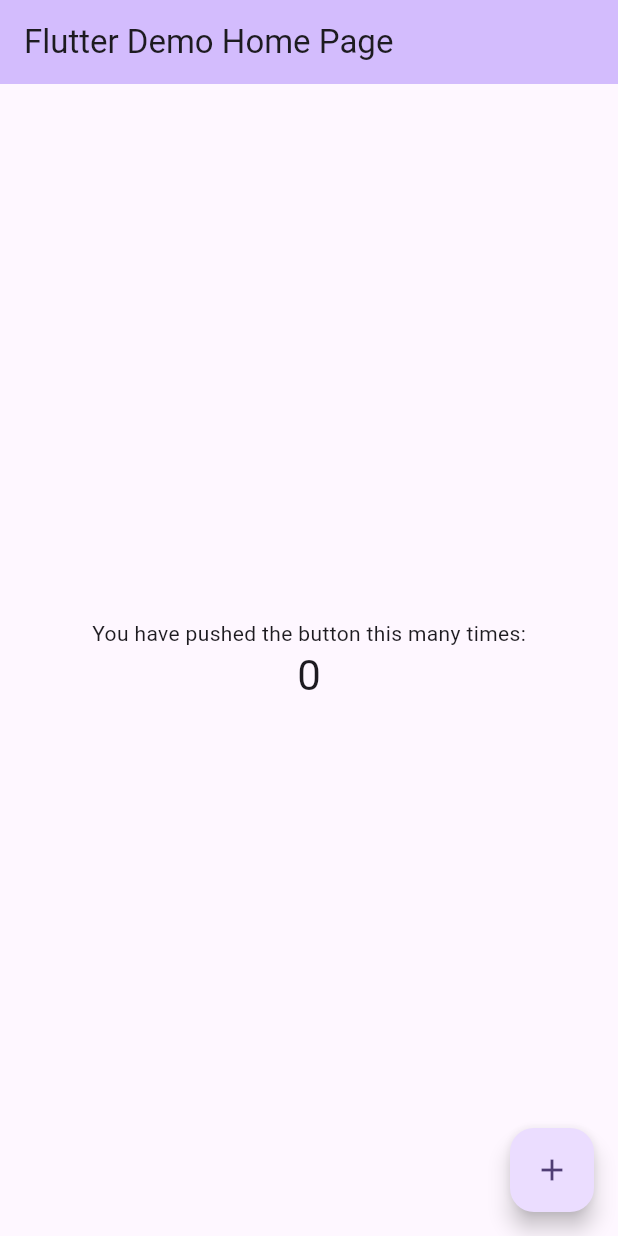
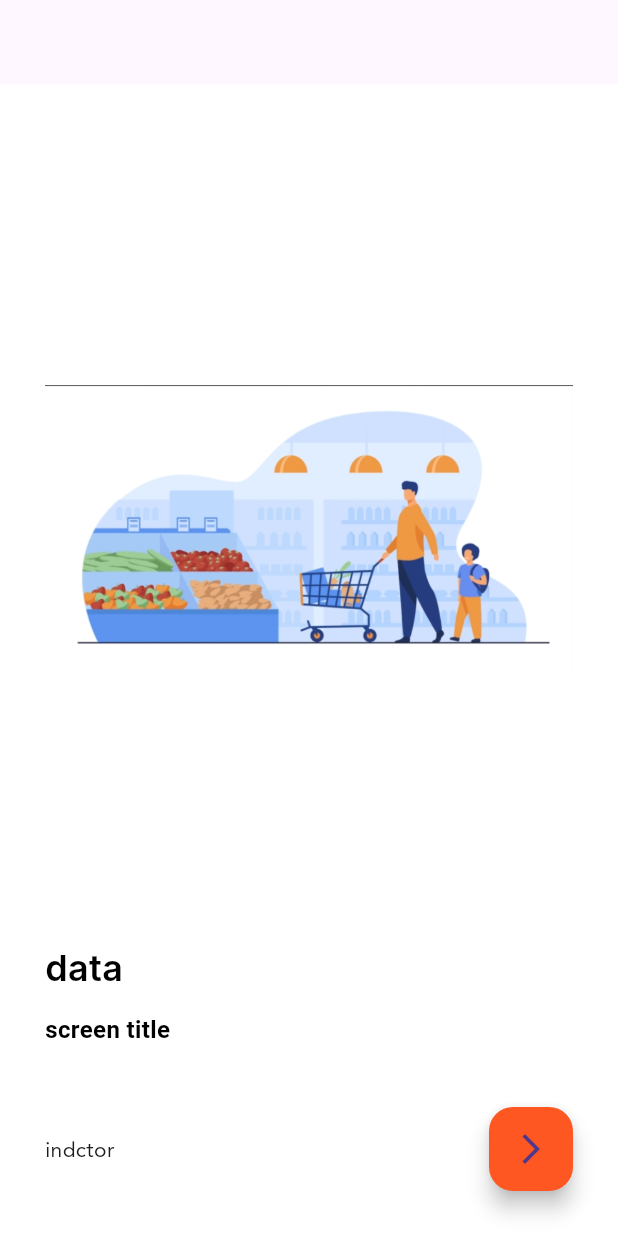
Before and after one commit to Mina8496/shop_app, a Flutter app: the screen it shows after launch, on a phone screen of 412 x 824 dp. Run offline on Flutter 3.47's test engine with Material 3 defaults, Android fonts, the phone set to English and light mode, and no system bars; our stand-ins replace hexcolor; Roboto replaces fonts that are missing (Cairo, Inter).

Commit message:
feat: add initial onboarding screen
- Replace the default counter screen with onboarding as the app's home page
- Add a three-page onboarding layout with an image and text content
- Add light and dark theme definitions, shared colors, and text styles
- Register the onboarding image and Janna font assets
- Add the hexcolor dependency

```diff
--- /dev/null
+++ b/lib/core/theme/themes.dart
@@ -0,0 +1,76 @@
+import 'package:flutter/material.dart';
+import 'package:flutter/services.dart';
+import 'package:hexcolor/hexcolor.dart';
+
+ThemeData lightTheme = ThemeData(
+  primarySwatch: Colors.deepOrange,
+  scaffoldBackgroundColor: Colors.white,
+  appBarTheme: AppBarTheme(
+    systemOverlayStyle: SystemUiOverlayStyle(
+      statusBarColor: Colors.white,
+      statusBarIconBrightness: Brightness.dark,
+    ),
+
+    titleTextStyle: TextStyle(
+      color: Colors.black,
+      fontSize: 20.0,
+      fontWeight: FontWeight.bold,
+    ),
+    iconTheme: IconThemeData(color: Colors.black),
+  ),
+  floatingActionButtonTheme: FloatingActionButtonThemeData(
+    backgroundColor: Colors.deepOrange,
+  ),
+  bottomNavigationBarTheme: BottomNavigationBarThemeData(
+    type: BottomNavigationBarType.fixed,
+    selectedItemColor: Colors.deepOrange,
+    elevation: 20.0,
+    unselectedItemColor: Colors.grey,
+    backgroundColor: Colors.white,
+  ),
+  textTheme: TextTheme(
+    bodySmall: TextStyle(
+      fontSize: 18.0,
+      fontWeight: FontWeight.w600,
+      color: Colors.black,
+    ),
+  ),
+  fontFamily: 'Janna-LT-Regular',
+);
+
+ThemeData darkTheme = ThemeData(
+  primarySwatch: Colors.deepOrange,
+  scaffoldBackgroundColor: HexColor('333739'),
+  appBarTheme: AppBarTheme(
+    systemOverlayStyle: SystemUiOverlayStyle(
+      statusBarColor: HexColor('333739'),
+      statusBarIconBrightness: Brightness.light,
+    ),
+    backgroundColor: HexColor('333739'),
+    elevation: 0.0,
+    titleTextStyle: TextStyle(
+      color: Colors.white,
+      fontSize: 20.0,
+      fontWeight: FontWeight.bold,
+    ),
+    iconTheme: IconThemeData(color: Colors.white),
+  ),
+  floatingActionButtonTheme: FloatingActionButtonThemeData(
+    backgroundColor: Colors.deepOrange,
+  ),
+  bottomNavigationBarTheme: BottomNavigationBarThemeData(
+    type: BottomNavigationBarType.fixed,
+    selectedItemColor: Colors.deepOrange,
+    elevation: 20.0,
+    unselectedItemColor: Colors.grey,
+    backgroundColor: HexColor('333739'),
+  ),
+  textTheme: TextTheme(
+    bodySmall: TextStyle(
+      fontSize: 18.0,
+      fontWeight: FontWeight.w600,
+      color: Colors.white,
+    ),
+  ),
+  fontFamily: 'Janna-LT-Regular',
+);
--- /dev/null
+++ b/lib/core/utils/color_palette.dart
@@ -0,0 +1,28 @@
+import 'package:flutter/material.dart';
+
+class ColorPalette {
+  ColorPalette._();
+
+  static const kPrimaryColor = Color(
+    0xFF3DBE94,
+  ); // fresh mint-teal (was 7ECF74)
+  static const kkPrimaryGreen = Color(
+    0xFF0F4D3A,
+  ); // deep forest-teal (was 1F4E20)
+  static const kGreen = Color(0xFF5E8C7B); // (was 6B8F6A)
+  static const kSecondaryGreen = Color(
+    0xFF1F8A63,
+  ); // emerald, theme seed (was 4CAF50)
+  static const kBorder = Color(0xFF35574B); // (was 3D5A3C)
+  static const kSuccess = Color(0xFF4CAF50); // unchanged, semantic "success"
+  static const kLightGreen = Color(0xFF7FD6B5); // soft mint (was 8BC34A)
+  static const kcardGreen = Color(0xFF3F5F53); // (was 4A6449)
+  static const kSGreen = Color(0xFFAAAAAA);
+  static const kWhiteColor = Colors.white;
+  static const kBlackColor = Colors.black;
+  static const kPrimaryBlue = Colors.blue;
+  static const kLightRed = Color(0xFFEF5350);
+  static const kPrimaryGray = Colors.grey;
+  static Color kgrey300 = Colors.grey.shade300;
+  static Color kgrey200 = Colors.grey.shade200;
+}
--- /dev/null
+++ b/lib/core/utils/styles.dart
@@ -0,0 +1,76 @@
+import 'package:flutter/material.dart';
+
+abstract class Styles {
+  static TextStyle style12 = const TextStyle(
+    color: Colors.black,
+    fontSize: 12,
+    fontFamily: 'Cairo',
+  );
+
+  static TextStyle style14 = const TextStyle(
+    color: Colors.black,
+    fontSize: 14,
+    fontFamily: 'Cairo',
+  );
+
+  static TextStyle styleBold16 = TextStyle(
+    color: Colors.black,
+    fontSize: 16,
+    fontWeight: FontWeight.bold,
+    fontFamily: 'Cairo',
+  );
+
+  static TextStyle styleNormal18 = TextStyle(
+    color: Colors.black,
+    fontSize: 18,
+    fontFamily: 'Inter',
+    fontWeight: FontWeight.w400,
+    height: 0,
+  );
+
+  static TextStyle styleSemibold18 = TextStyle(
+    color: Colors.black,
+    fontSize: 18,
+    fontFamily: 'Inter',
+    fontWeight: FontWeight.w600,
+    height: 0,
+  );
+
+  static TextStyle styleSemibold20 = TextStyle(
+    color: Colors.black.withValues(alpha: 0.8),
+    fontSize: 20,
+    fontFamily: 'Inter',
+    fontWeight: FontWeight.w600,
+    height: 0,
+  );
+
+  static TextStyle styleSemibold22 = TextStyle(
+    color: Colors.black,
+    fontSize: 22,
+    fontFamily: 'Inter',
+    fontWeight: FontWeight.w600,
+    height: 0,
+  );
+  static TextStyle styleSemibold24 = TextStyle(
+    color: Colors.black,
+    fontSize: 24,
+    fontFamily: 'Inter',
+    fontWeight: FontWeight.w600,
+    height: 0,
+  );
+
+  static TextStyle stylewMedium25 = TextStyle(
+    color: Colors.black,
+    fontSize: 25,
+    fontFamily: 'Inter',
+    fontWeight: FontWeight.w500,
+    height: 0,
+  );
+
+  static TextStyle stylebold26 = TextStyle(
+    color: Colors.black,
+    fontSize: 26,
+    fontWeight: FontWeight.bold,
+    fontFamily: 'Cairo',
+  );
+}
--- /dev/null
+++ b/lib/feature/on_boarding/presentation/page/on_boarding_page.dart
@@ -0,0 +1,37 @@
+import 'package:flutter/material.dart';
+import 'package:shop_app/feature/on_boarding/presentation/page/widget/build_boarding_item.dart';
+
+class OnBoardingPage extends StatelessWidget {
+  const OnBoardingPage({super.key});
+
+  @override
+  Widget build(BuildContext context) {
+    return Scaffold(
+      appBar: AppBar(),
+      body: Padding(
+        padding: const EdgeInsets.all(30.0),
+        child: Column(
+          children: [
+            Expanded(
+              child: PageView.builder(
+                itemBuilder: (context, index) => BuildBoardingItem(),
+                itemCount: 3,
+              ),
+            ),
+            SizedBox(height: 40),
+            Row(
+              children: [
+                Text('indctor'),
+                Spacer(),
+                FloatingActionButton(
+                  onPressed: () {},
+                  child: Icon(Icons.arrow_forward_ios),
+                ),
+              ],
+            ),
+          ],
+        ),
+      ),
+    );
+  }
+}
--- /dev/null
+++ b/lib/feature/on_boarding/presentation/page/widget/build_boarding_item.dart
@@ -0,0 +1,24 @@
+import 'package:flutter/material.dart';
+import 'package:shop_app/core/utils/styles.dart';
+
+class BuildBoardingItem extends StatelessWidget {
+  const BuildBoardingItem({
+    super.key,
+  });
+
+  @override
+  Widget build(BuildContext context) {
+    return Column(
+      crossAxisAlignment: CrossAxisAlignment.start,
+      children: [
+        Expanded(
+          child: Image(image: AssetImage('assets/images/onBoarding.png')),
+        ),
+        SizedBox(height: 15),
+        Text('data', style: Styles.styleSemibold24),
+        SizedBox(height: 15),
+        Text('screen title', style: Styles.styleBold16),
+      ],
+    );
+  }
+}
--- a/lib/main.dart
+++ b/lib/main.dart
@@ -1,4 +1,6 @@
 import 'package:flutter/material.dart';
+import 'package:shop_app/core/theme/themes.dart';
+import 'package:shop_app/feature/on_boarding/presentation/page/on_boarding_page.dart';
 
 void main() {
   runApp(const MyApp());
@@ -10,113 +12,6 @@ class MyApp extends StatelessWidget {
   // This widget is the root of your application.
   @override
   Widget build(BuildContext context) {
-    return MaterialApp(
-      title: 'Flutter Demo',
-      theme: ThemeData(
-        // This is the theme of your application.
-        //
-        // TRY THIS: Try running your application with "flutter run". You'll see
-        // the application has a purple toolbar. Then, without quitting the app,
-        // try changing the seedColor in the colorScheme below to Colors.green
-        // and then invoke "hot reload" (save your changes or press the "hot
-        // reload" button in a Flutter-supported IDE, or press "r" if you used
-        // the command line to start the app).
-        //
-        // Notice that the counter didn't reset back to zero; the application
-        // state is not lost during the reload. To reset the state, use hot
-        // restart instead.
-        //
-        // This works for code too, not just values: Most code changes can be
-        // tested with just a hot reload.
-        colorScheme: .fromSeed(seedColor: Colors.deepPurple),
-      ),
-      home: const MyHomePage(title: 'Flutter Demo Home Page'),
-    );
+    return MaterialApp(theme: lightTheme, home: const OnBoardingPage());
   }
 }
-
-class MyHomePage extends StatefulWidget {
-  const MyHomePage({super.key, required this.title});
-
-  // This widget is the home page of your application. It is stateful, meaning
-  // that it has a State object (defined below) that contains fields that affect
-  // how it looks.
-
-  // This class is the configuration for the state. It holds the values (in this
-  // case the title) provided by the parent (in this case the App widget) and
-  // used by the build method of the State. Fields in a Widget subclass are
-  // always marked "final".
-
-  final String title;
-
-  @override
-  State<MyHomePage> createState() => _MyHomePageState();
-}
-
-class _MyHomePageState extends State<MyHomePage> {
-  int _counter = 0;
-
-  void _incrementCounter() {
-    setState(() {
-      // This call to setState tells the Flutter framework that something has
-      // changed in this State, which causes it to rerun the build method below
-      // so that the display can reflect the updated values. If we changed
-      // _counter without calling setState(), then the build method would not be
-      // called again, and so nothing would appear to happen.
-      _counter++;
-    });
-  }
-
-  @override
-  Widget build(BuildContext context) {
-    // This method is rerun every time setState is called, for instance as done
-    // by the _incrementCounter method above.
-    //
-    // The Flutter framework has been optimized to make rerunning build methods
-    // fast, so that you can just rebuild anything that needs updating rather
-    // than having to individually change instances of widgets.
-    return Scaffold(
-      appBar: AppBar(
-        // TRY THIS: Try changing the color here to a specific color (to
-        // Colors.amber, perhaps?) and trigger a hot reload to see the AppBar
-        // change color while the other colors stay the same.
-        backgroundColor: Theme.of(context).colorScheme.inversePrimary,
-        // Here we take the value from the MyHomePage object that was created by
-        // the App.build method, and use it to set our appbar title.
-        title: Text(widget.title),
-      ),
-      body: Center(
-        // Center is a layout widget. It takes a single child and positions it
-        // in the middle of the parent.
-        child: Column(
-          // Column is also a layout widget. It takes a list of children and
-          // arranges them vertically. By default, it sizes itself to fit its
-          // children horizontally, and tries to be as tall as its parent.
-          //
-          // Column has various properties to control how it sizes itself and
-          // how it positions its children. Here we use mainAxisAlignment to
-          // center the children vertically; the main axis here is the vertical
-          // axis because Columns are vertical (the cross axis would be
-          // horizontal).
-          //
-          // TRY THIS: Invoke "debug painting" (choose the "Toggle Debug Paint"
-          // action in the IDE, or press "p" in the console), to see the
-          // wireframe for each widget.
-          mainAxisAlignment: .center,
-          children: [
-            const Text('You have pushed the button this many times:'),
-            Text(
-              '$_counter',
-              style: Theme.of(context).textTheme.headlineMedium,
-            ),
-          ],
-        ),
-      ),
-      floatingActionButton: FloatingActionButton(
-        onPressed: _incrementCounter,
-        tooltip: 'Increment',
-        child: const Icon(Icons.add),
-      ),
-    );
-  }
-}
```
Also changed, not shown: pubspec.yaml (+8 -9 lines), assets/fonts/Janna-LT-Regular.ttf (added), assets/images/onBoarding.png (added), pubspec.lock.
